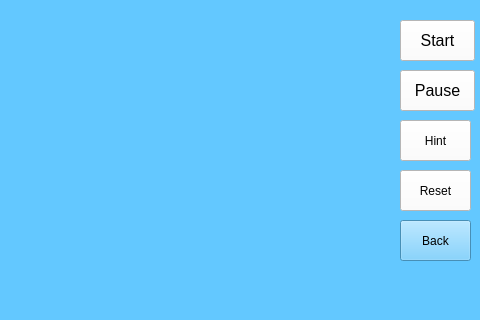
Old version of the form basicmodewindow.ui in the repository hero919/ImagesMatching; both pictures show x 320 to 800 and y 0 to 320 of the 800 by 600 pixel window.
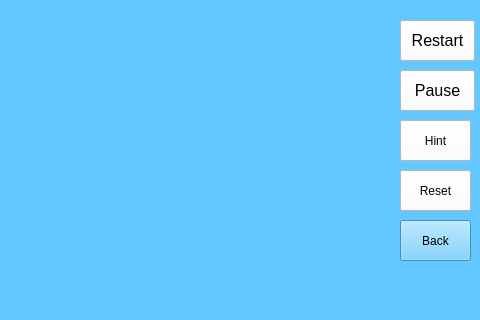
New version of the form. Icons and pictures are not drawn.

Diff of the .ui file:
```diff
--- a/basicmodewindow.ui
+++ b/basicmodewindow.ui
@@ -35,7 +35,7 @@
      <string notr="true">background-color: rgb(255, 255, 255);</string>
     </property>
     <property name="text">
-     <string>Start</string>
+     <string>Restart</string>
     </property>
    </widget>
    <widget class="QPushButton" name="pushButton_2">
```
